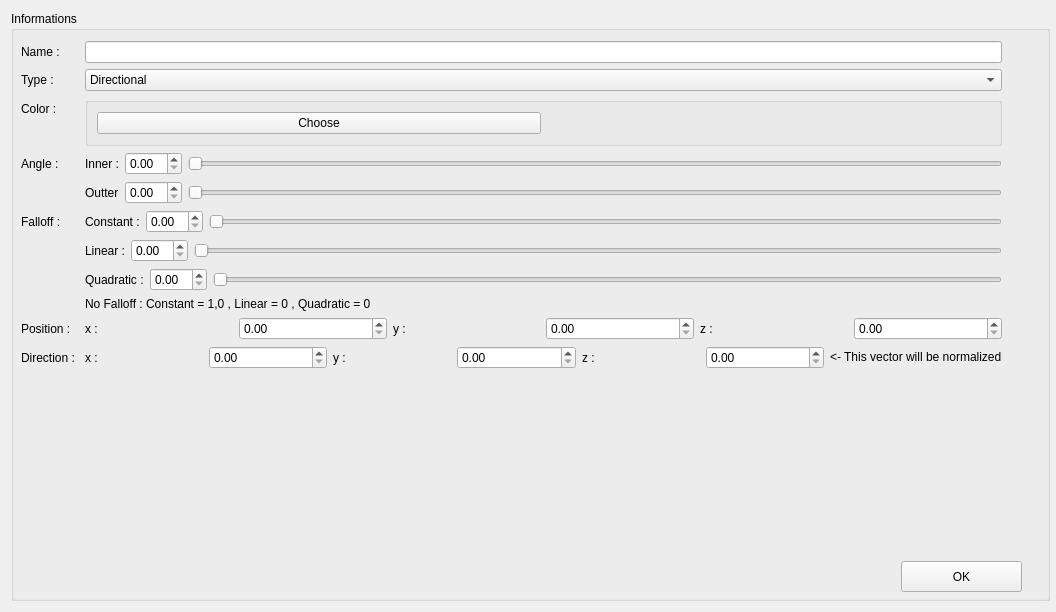
SylvainDeker/Radium-Engine, file Applications/MainApplication_BE/Gui/ui/LightCreator.ui: the form before one commit.
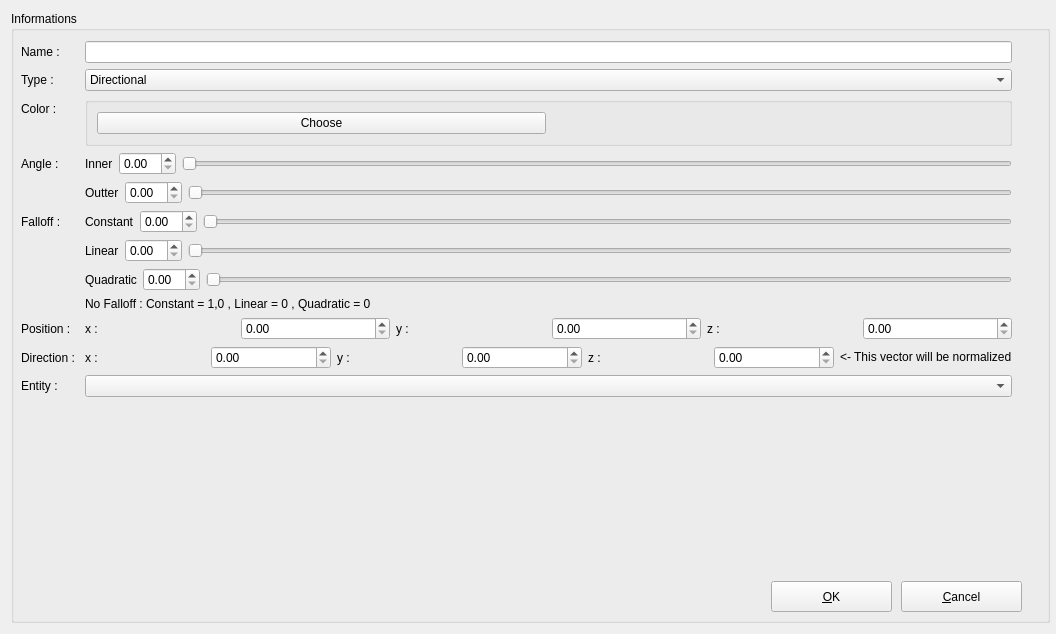
The form after the commit.

Commit message: LightCreator : Entity selector

```diff
--- a/Applications/MainApplication_BE/Gui/ui/LightCreator.ui
+++ b/Applications/MainApplication_BE/Gui/ui/LightCreator.ui
@@ -7,7 +7,7 @@
     <x>0</x>
     <y>0</y>
     <width>1056</width>
-    <height>612</height>
+    <height>634</height>
    </rect>
   </property>
   <property name="sizePolicy">
@@ -33,8 +33,8 @@
        <rect>
         <x>0</x>
         <y>30</y>
-        <width>1031</width>
-        <height>501</height>
+        <width>1041</width>
+        <height>521</height>
        </rect>
       </property>
       <layout class="QFormLayout" name="m_formLayout">
@@ -95,6 +95,18 @@
        </item>
        <item row="2" column="1">
         <widget class="QGroupBox" name="m_color_layout">
+         <property name="minimumSize">
+          <size>
+           <width>911</width>
+           <height>0</height>
+          </size>
+         </property>
+         <property name="maximumSize">
+          <size>
+           <width>16777215</width>
+           <height>69</height>
+          </size>
+         </property>
          <layout class="QHBoxLayout" name="m_layout_color">
           <item>
            <widget class="QPushButton" name="m_button_color">
@@ -130,7 +142,7 @@
            <item>
             <widget class="QLabel" name="m_inner_angle_lab">
              <property name="text">
-              <string>Inner :</string>
+              <string>Inner</string>
              </property>
             </widget>
            </item>
@@ -183,7 +195,7 @@
            <item>
             <widget class="QLabel" name="m_falloff_lab_constant">
              <property name="text">
-              <string>Constant :</string>
+              <string>Constant</string>
              </property>
             </widget>
            </item>
@@ -204,7 +216,7 @@
            <item>
             <widget class="QLabel" name="m_falloff_lab_linear">
              <property name="text">
-              <string>Linear :</string>
+              <string>Linear</string>
              </property>
             </widget>
            </item>
@@ -225,7 +237,7 @@
            <item>
             <widget class="QLabel" name="m_falloff_lab_quadratic">
              <property name="text">
-              <string>Quadratic :</string>
+              <string>Quadratic</string>
              </property>
             </widget>
            </item>
@@ -291,14 +303,14 @@
          </item>
         </layout>
        </item>
-       <item row="8" column="0">
+       <item row="9" column="0">
         <widget class="QLabel" name="m_direction_lab">
          <property name="text">
           <string>Direction : </string>
          </property>
         </widget>
        </item>
-       <item row="8" column="1">
+       <item row="9" column="1">
         <layout class="QHBoxLayout" name="m_dir_layout">
          <item>
           <widget class="QLabel" name="m_dir_x_lab">
@@ -339,19 +351,45 @@
          </item>
         </layout>
        </item>
+       <item row="11" column="0">
+        <layout class="QVBoxLayout" name="verticalLayout_2"/>
+       </item>
+       <item row="10" column="0">
+        <widget class="QLabel" name="m_entity_lab">
+         <property name="text">
+          <string>Entity : </string>
+         </property>
+        </widget>
+       </item>
+       <item row="10" column="1">
+        <widget class="QComboBox" name="m_entity_group_box"/>
+       </item>
       </layout>
      </widget>
      <widget class="QPushButton" name="m_button_create">
       <property name="geometry">
        <rect>
+        <x>760</x>
+        <y>570</y>
+        <width>121</width>
+        <height>31</height>
+       </rect>
+      </property>
+      <property name="text">
+       <string>&amp;OK</string>
+      </property>
+     </widget>
+     <widget class="QPushButton" name="m_button_cancel">
+      <property name="geometry">
+       <rect>
         <x>890</x>
-        <y>550</y>
+        <y>570</y>
         <width>121</width>
         <height>31</height>
        </rect>
       </property>
       <property name="text">
-       <string>OK</string>
+       <string>&amp;Cancel</string>
       </property>
      </widget>
     </widget>
```
The commit also changes 10 other files.
